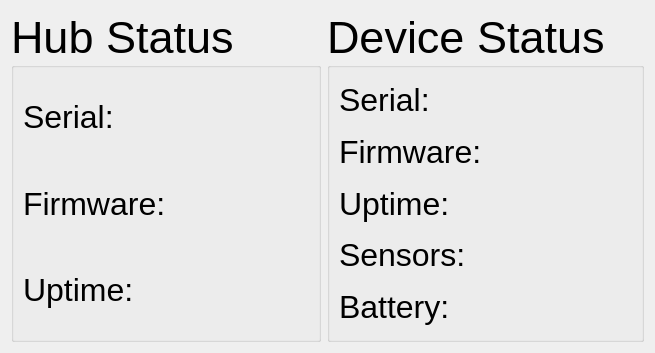
First picture: the form in ui/status.ui, repository noblecloud/TempestBar, before the edit.
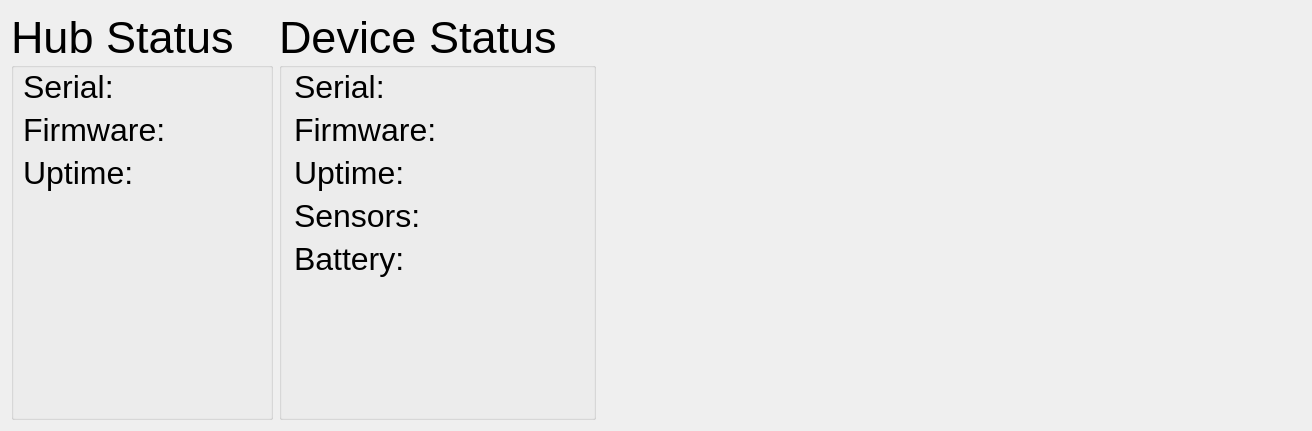
Second picture: the form after the edit.

```diff
--- a/ui/status.ui
+++ b/ui/status.ui
@@ -1,15 +1,21 @@
 <?xml version="1.0" encoding="UTF-8"?>
 <ui version="4.0">
- <class>Dialog</class>
- <widget class="QDialog" name="Dialog">
+ <class>status</class>
+ <widget class="QWidget" name="status">
   <property name="geometry">
    <rect>
     <x>0</x>
     <y>0</y>
-    <width>655</width>
-    <height>353</height>
+    <width>1312</width>
+    <height>431</height>
    </rect>
   </property>
+  <property name="minimumSize">
+   <size>
+    <width>1312</width>
+    <height>431</height>
+   </size>
+  </property>
   <property name="windowTitle">
    <string>Dialog</string>
   </property>
@@ -24,34 +30,19 @@
      <property name="title">
       <string>Hub Status</string>
      </property>
-     <layout class="QGridLayout" name="hubGroupLayout">
-      <item row="1" column="0">
-       <widget class="QLabel" name="hubFirmwareLabel">
-        <property name="font">
-         <font>
-          <pointsize>24</pointsize>
-         </font>
-        </property>
-        <property name="text">
-         <string>Firmware:</string>
-        </property>
-       </widget>
-      </item>
-      <item row="2" column="1">
-       <widget class="QLabel" name="hubUptime">
-        <property name="font">
-         <font>
-          <pointsize>24</pointsize>
-         </font>
-        </property>
-        <property name="text">
-         <string/>
-        </property>
-        <property name="measurement" stdset="0">
-         <string/>
-        </property>
-       </widget>
-      </item>
+     <layout class="QFormLayout" name="formLayout">
+      <property name="fieldGrowthPolicy">
+       <enum>QFormLayout::AllNonFixedFieldsGrow</enum>
+      </property>
+      <property name="labelAlignment">
+       <set>Qt::AlignLeading|Qt::AlignLeft|Qt::AlignVCenter</set>
+      </property>
+      <property name="topMargin">
+       <number>0</number>
+      </property>
+      <property name="bottomMargin">
+       <number>0</number>
+      </property>
       <item row="0" column="0">
        <widget class="QLabel" name="hubSerialLabel">
         <property name="font">
@@ -79,6 +70,18 @@
         </property>
        </widget>
       </item>
+      <item row="1" column="0">
+       <widget class="QLabel" name="hubFirmwareLabel">
+        <property name="font">
+         <font>
+          <pointsize>24</pointsize>
+         </font>
+        </property>
+        <property name="text">
+         <string>Firmware:</string>
+        </property>
+       </widget>
+      </item>
       <item row="1" column="1">
        <widget class="QLabel" name="hubFirmware">
         <property name="font">
@@ -106,6 +109,21 @@
         </property>
        </widget>
       </item>
+      <item row="2" column="1">
+       <widget class="QLabel" name="hubUptime">
+        <property name="font">
+         <font>
+          <pointsize>24</pointsize>
+         </font>
+        </property>
+        <property name="text">
+         <string/>
+        </property>
+        <property name="measurement" stdset="0">
+         <string/>
+        </property>
+       </widget>
+      </item>
      </layout>
     </widget>
    </item>
@@ -119,7 +137,37 @@
      <property name="title">
       <string>Device Status</string>
      </property>
-     <layout class="QGridLayout" name="deviceGridLayout">
+     <layout class="QFormLayout" name="formLayout_2">
+      <property name="fieldGrowthPolicy">
+       <enum>QFormLayout::AllNonFixedFieldsGrow</enum>
+      </property>
+      <property name="labelAlignment">
+       <set>Qt::AlignLeading|Qt::AlignLeft|Qt::AlignVCenter</set>
+      </property>
+      <property name="leftMargin">
+       <number>12</number>
+      </property>
+      <property name="topMargin">
+       <number>0</number>
+      </property>
+      <property name="rightMargin">
+       <number>12</number>
+      </property>
+      <property name="bottomMargin">
+       <number>0</number>
+      </property>
+      <item row="0" column="0">
+       <widget class="QLabel" name="deviceSerialLabel">
+        <property name="font">
+         <font>
+          <pointsize>24</pointsize>
+         </font>
+        </property>
+        <property name="text">
+         <string>Serial:</string>
+        </property>
+       </widget>
+      </item>
       <item row="0" column="1">
        <widget class="QLabel" name="deviceSerial">
         <property name="font">
@@ -135,21 +183,6 @@
         </property>
        </widget>
       </item>
-      <item row="1" column="1">
-       <widget class="QLabel" name="deviceFirmware">
-        <property name="font">
-         <font>
-          <pointsize>24</pointsize>
-         </font>
-        </property>
-        <property name="text">
-         <string/>
-        </property>
-        <property name="measurement" stdset="0">
-         <string/>
-        </property>
-       </widget>
-      </item>
       <item row="1" column="0">
        <widget class="QLabel" name="deviceFirmwareLabel">
         <property name="font">
@@ -162,15 +195,45 @@
         </property>
        </widget>
       </item>
-      <item row="0" column="0">
-       <widget class="QLabel" name="deviceSerialLabel">
+      <item row="1" column="1">
+       <widget class="QLabel" name="deviceFirmware">
         <property name="font">
          <font>
           <pointsize>24</pointsize>
          </font>
         </property>
         <property name="text">
-         <string>Serial:</string>
+         <string/>
+        </property>
+        <property name="measurement" stdset="0">
+         <string/>
+        </property>
+       </widget>
+      </item>
+      <item row="2" column="0">
+       <widget class="QLabel" name="deviceUptimeLabel">
+        <property name="font">
+         <font>
+          <pointsize>24</pointsize>
+         </font>
+        </property>
+        <property name="text">
+         <string>Uptime:</string>
+        </property>
+       </widget>
+      </item>
+      <item row="2" column="1">
+       <widget class="QLabel" name="deviceUptime">
+        <property name="font">
+         <font>
+          <pointsize>24</pointsize>
+         </font>
+        </property>
+        <property name="text">
+         <string/>
+        </property>
+        <property name="measurement" stdset="0">
+         <string/>
         </property>
        </widget>
       </item>
@@ -201,33 +264,6 @@
         </property>
        </widget>
       </item>
-      <item row="2" column="0">
-       <widget class="QLabel" name="deviceUptimeLabel">
-        <property name="font">
-         <font>
-          <pointsize>24</pointsize>
-         </font>
-        </property>
-        <property name="text">
-         <string>Uptime:</string>
-        </property>
-       </widget>
-      </item>
-      <item row="2" column="1">
-       <widget class="QLabel" name="deviceUptime">
-        <property name="font">
-         <font>
-          <pointsize>24</pointsize>
-         </font>
-        </property>
-        <property name="text">
-         <string/>
-        </property>
-        <property name="measurement" stdset="0">
-         <string/>
-        </property>
-       </widget>
-      </item>
       <item row="4" column="0">
        <widget class="QLabel" name="deviceBatteryLabel">
         <property name="font">
@@ -258,6 +294,19 @@
      </layout>
     </widget>
    </item>
+   <item>
+    <spacer name="horizontalSpacer">
+     <property name="orientation">
+      <enum>Qt::Horizontal</enum>
+     </property>
+     <property name="sizeHint" stdset="0">
+      <size>
+       <width>40</width>
+       <height>20</height>
+      </size>
+     </property>
+    </spacer>
+   </item>
   </layout>
  </widget>
  <resources/>
```
Left out of the diff: 2 changed lines with no effect on the pictures.
